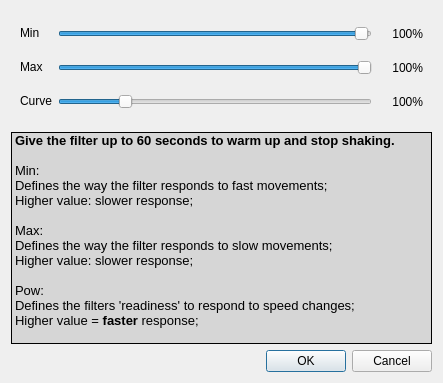
First picture: the form in filter-ewma2/ftnoir_ewma_filtercontrols.ui, repository opentrack/opentrack, before the edit.
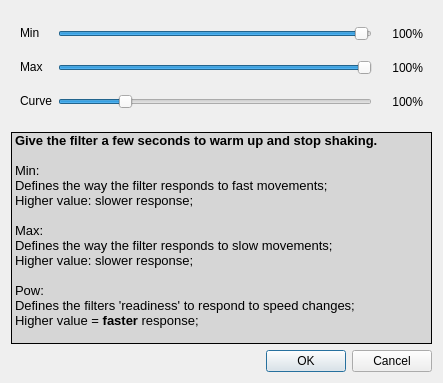
Second picture: the form after the edit. Icons and pictures are not drawn.

```diff
--- a/filter-ewma2/ftnoir_ewma_filtercontrols.ui
+++ b/filter-ewma2/ftnoir_ewma_filtercontrols.ui
@@ -257,7 +257,7 @@
 &lt;html&gt;&lt;head&gt;&lt;meta name=&quot;qrichtext&quot; content=&quot;1&quot; /&gt;&lt;style type=&quot;text/css&quot;&gt;
 p, li { white-space: pre-wrap; }
 &lt;/style&gt;&lt;/head&gt;&lt;body style=&quot; font-family:'MS Shell Dlg 2'; font-size:8pt; font-weight:400; font-style:normal;&quot;&gt;
-&lt;p style=&quot; margin-top:0px; margin-bottom:0px; margin-left:0px; margin-right:0px; -qt-block-indent:0; text-indent:0px;&quot;&gt;&lt;span style=&quot; font-family:'Sans Serif'; font-size:10pt; font-weight:600;&quot;&gt;Give the filter up to 60 seconds to warm up and stop shaking.&lt;/span&gt;&lt;/p&gt;
+&lt;p style=&quot; margin-top:0px; margin-bottom:0px; margin-left:0px; margin-right:0px; -qt-block-indent:0; text-indent:0px;&quot;&gt;&lt;span style=&quot; font-family:'Sans Serif'; font-size:10pt; font-weight:600;&quot;&gt;Give the filter a few seconds to warm up and stop shaking.&lt;/span&gt;&lt;/p&gt;
 &lt;p style=&quot;-qt-paragraph-type:empty; margin-top:0px; margin-bottom:0px; margin-left:0px; margin-right:0px; -qt-block-indent:0; text-indent:0px; font-size:10pt;&quot;&gt;&lt;br /&gt;&lt;/p&gt;
 &lt;p style=&quot; margin-top:0px; margin-bottom:0px; margin-left:0px; margin-right:0px; -qt-block-indent:0; text-indent:0px;&quot;&gt;&lt;span style=&quot; font-size:10pt;&quot;&gt;Min:&lt;/span&gt;&lt;/p&gt;
 &lt;p style=&quot; margin-top:0px; margin-bottom:0px; margin-left:0px; margin-right:0px; -qt-block-indent:0; text-indent:0px;&quot;&gt;&lt;span style=&quot; font-size:10pt;&quot;&gt;Defines the way the filter responds to fast movements;&lt;/span&gt;&lt;/p&gt;
```
